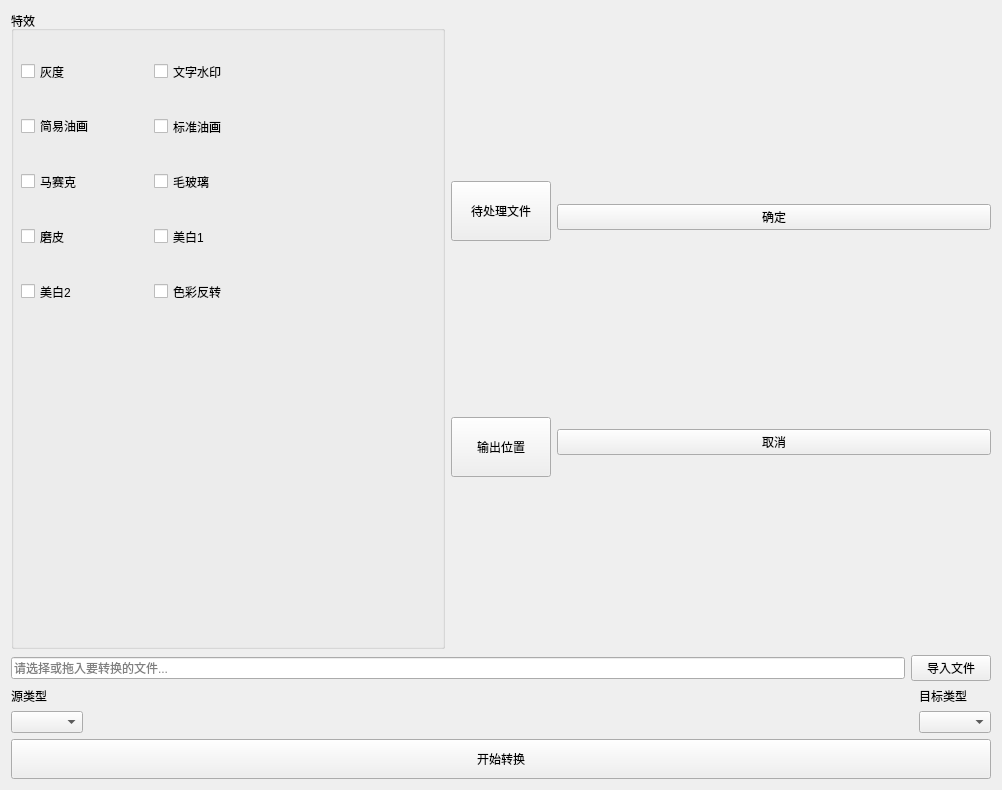
Old version of the form MultiMediaTool/src/gui/ui/effact.ui in the repository xiehaode/MultimediaTools.
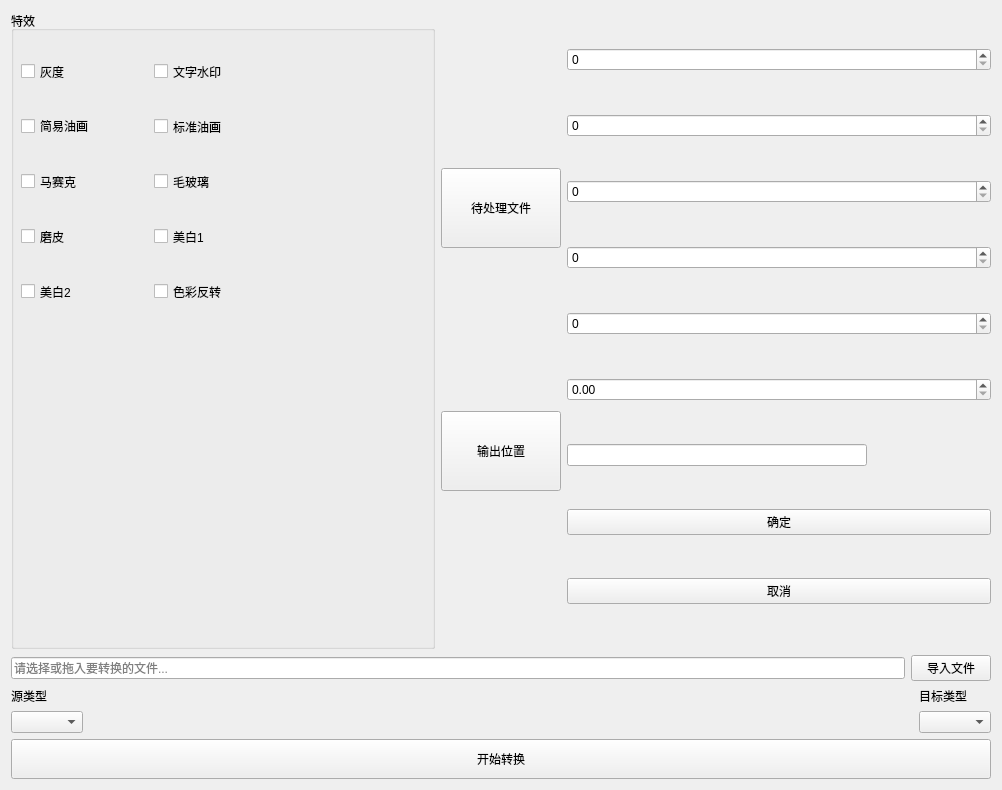
New version of the form. Icons and pictures are not drawn.

Diff of the .ui file:
```diff
--- a/MultiMediaTool/src/gui/ui/effact.ui
+++ b/MultiMediaTool/src/gui/ui/effact.ui
@@ -200,10 +200,16 @@
         <layout class="QVBoxLayout" name="verticalLayout_3">
          <item>
           <widget class="QToolButton" name="addFile">
+           <property name="sizePolicy">
+            <sizepolicy hsizetype="Fixed" vsizetype="Fixed">
+             <horstretch>0</horstretch>
+             <verstretch>0</verstretch>
+            </sizepolicy>
+           </property>
            <property name="minimumSize">
             <size>
-             <width>100</width>
-             <height>60</height>
+             <width>120</width>
+             <height>80</height>
             </size>
            </property>
            <property name="text">
@@ -217,10 +223,16 @@
          </item>
          <item>
           <widget class="QToolButton" name="exportFile">
+           <property name="sizePolicy">
+            <sizepolicy hsizetype="Fixed" vsizetype="Fixed">
+             <horstretch>0</horstretch>
+             <verstretch>0</verstretch>
+            </sizepolicy>
+           </property>
            <property name="minimumSize">
             <size>
-             <width>100</width>
-             <height>60</height>
+             <width>120</width>
+             <height>80</height>
             </size>
            </property>
            <property name="text">
@@ -236,6 +248,40 @@
        </item>
        <item>
         <layout class="QVBoxLayout" name="verticalLayout_2">
+         <item>
+          <widget class="QSpinBox" name="spinBoxArgs1"/>
+         </item>
+         <item>
+          <widget class="QSpinBox" name="spinBoxArgs2"/>
+         </item>
+         <item>
+          <widget class="QSpinBox" name="spinBoxArgs3"/>
+         </item>
+         <item>
+          <widget class="QSpinBox" name="spinBoxArgs4"/>
+         </item>
+         <item>
+          <widget class="QSpinBox" name="spinBoxArgs5"/>
+         </item>
+         <item>
+          <widget class="QDoubleSpinBox" name="doubleSpinBoxArgs1"/>
+         </item>
+         <item>
+          <widget class="QLineEdit" name="argLine1">
+           <property name="sizePolicy">
+            <sizepolicy hsizetype="Maximum" vsizetype="Fixed">
+             <horstretch>0</horstretch>
+             <verstretch>0</verstretch>
+            </sizepolicy>
+           </property>
+           <property name="minimumSize">
+            <size>
+             <width>300</width>
+             <height>0</height>
+            </size>
+           </property>
+          </widget>
+         </item>
          <item>
           <widget class="QPushButton" name="ok">
            <property name="text">
```
